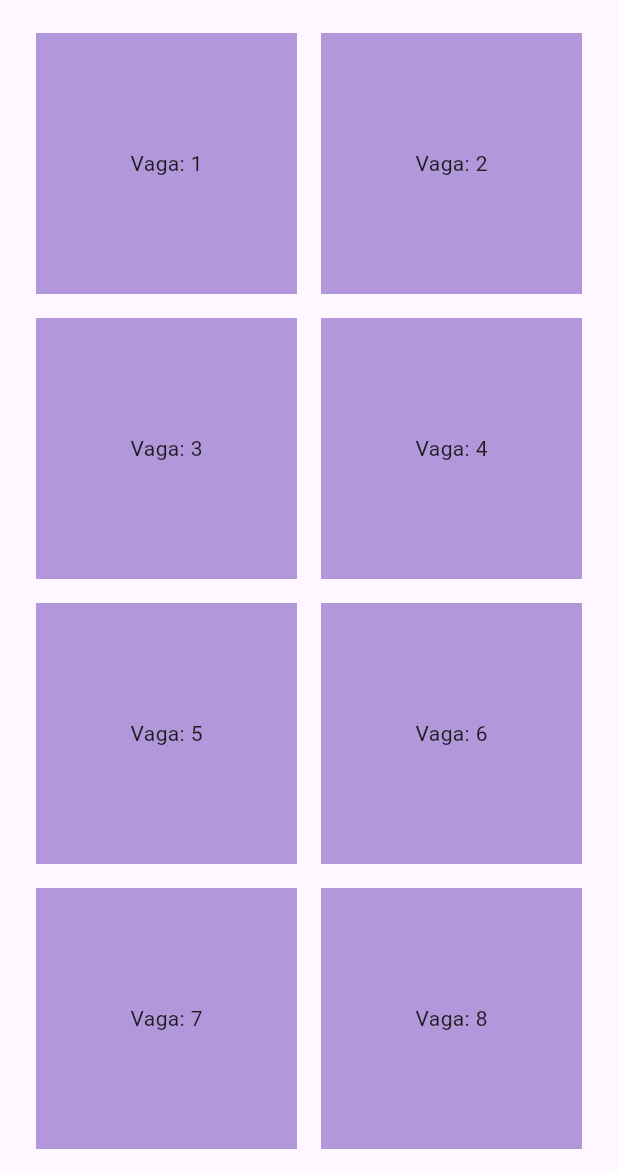
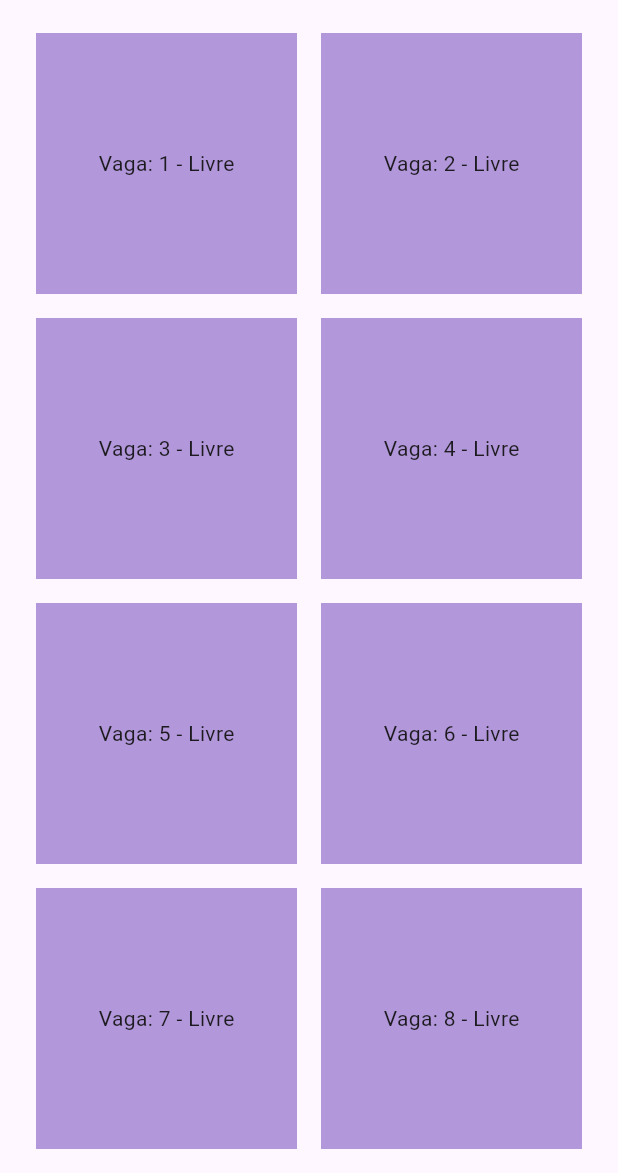
Before and after one commit to ericarodrigs/parking-manager, a Flutter app: the screen it shows after launch, on a phone screen of 412 x 824 dp, the part 63-1236 px from its top. Run offline on Flutter 3.47's test engine with Material 2 defaults, Android fonts, the phone set to English and light mode, and no system bars; our stand-ins replace bloc, dartz, date_time_picker, equatable, flutter_bloc, freezed_annotation and 3 more; accounts and stored records are empty.

Commit message:
feat: :sparkles: implement method getTrucks

```diff
--- a/lib/parking_manager/domain/usecases/get_trucks_usecase.dart
+++ b/lib/parking_manager/domain/usecases/get_trucks_usecase.dart
@@ -5,10 +5,10 @@ import 'package:parking_manager/parking_manager/domain/repositories/truck_reposi
 import 'package:parking_manager/shared/failure.dart';
 import 'package:parking_manager/shared/usecases.dart';
 
-class GetTrucks implements Usecases<List<TruckEntity>, NoParams> {
+class GetTrucksUseCase implements Usecases<List<TruckEntity>, NoParams> {
   final TruckRepository repository;
 
-  GetTrucks({
+  GetTrucksUseCase({
     required this.repository,
   });
 
--- /dev/null
+++ b/lib/parking_manager/presentation/get_trucks/bloc/get_trucks_bloc.dart
@@ -0,0 +1,32 @@
+import 'package:bloc/bloc.dart';
+import 'package:freezed_annotation/freezed_annotation.dart';
+import 'package:parking_manager/parking_manager/domain/entities/truck_entity.dart';
+import 'package:parking_manager/parking_manager/domain/usecases/get_trucks_usecase.dart';
+part 'get_trucks_event.dart';
+part 'get_trucks_state.dart';
+part 'get_trucks_bloc.freezed.dart';
+
+class GetTrucksBloc extends Bloc<GetTrucksEvent, GetTrucksState> {
+  final GetTrucksUseCase getTrucksUseCase;
+
+  GetTrucksBloc({
+    required this.getTrucksUseCase,
+  }) : super(const GetTrucksState.initial()) {
+    on<GetTrucksEvent>((event, emit) async {
+      if (event is GetAllTrucksEvent) {
+        emit(const GetTrucksState.loading());
+        final result = await getTrucksUseCase(
+          NoParams(),
+        );
+        result.fold(
+          (l) => emit(
+            const GetTrucksState.error(),
+          ),
+          (r) => emit(
+            GetTrucksState.loaded(r),
+          ),
+        );
+      }
+    });
+  }
+}
--- /dev/null
+++ b/lib/parking_manager/presentation/get_trucks/bloc/get_trucks_event.dart
@@ -0,0 +1,6 @@
+part of 'get_trucks_bloc.dart';
+
+@freezed
+class GetTrucksEvent with _$GetTrucksEvent {
+  const factory GetTrucksEvent.getTrucks() = GetAllTrucksEvent;
+}
--- /dev/null
+++ b/lib/parking_manager/presentation/get_trucks/bloc/get_trucks_state.dart
@@ -0,0 +1,9 @@
+part of 'get_trucks_bloc.dart';
+
+@freezed
+class GetTrucksState with _$GetTrucksState {
+  const factory GetTrucksState.initial() = _Initial;
+  const factory GetTrucksState.loading() = _Loading;
+  const factory GetTrucksState.loaded(List<TruckEntity> trucks) = _Loaded;
+  const factory GetTrucksState.error() = _Failed;
+}
--- /dev/null
+++ b/lib/parking_manager/presentation/get_trucks/get_trucks_page.dart
@@ -0,0 +1,76 @@
+import 'package:flutter/material.dart';
+import 'package:flutter_bloc/flutter_bloc.dart';
+import 'package:go_router/go_router.dart';
+import 'package:parking_manager/parking_manager/domain/entities/truck_entity.dart';
+import 'package:parking_manager/parking_manager/presentation/get_trucks/bloc/get_trucks_bloc.dart';
+import 'package:parking_manager/shared/routes.dart';
+
+class HomePage extends StatefulWidget {
+  const HomePage({super.key});
+
+  @override
+  State<HomePage> createState() => _HomePageState();
+}
+
+class _HomePageState extends State<HomePage> {
+  @override
+  Widget build(BuildContext context) {
+    late Widget finalView;
+    return Scaffold(
+      appBar: AppBar(
+        title: const Text('Parking Manager'),
+      ),
+      body:
+          BlocBuilder<GetTrucksBloc, GetTrucksState>(builder: (context, state) {
+        state.when(
+            initial: () => finalView = const GridViewTrucks(),
+            loading: () => finalView = const Center(
+                  child: CircularProgressIndicator(
+                    color: Colors.deepPurple,
+                  ),
+                ),
+            loaded: (trucks) => {finalView = GridViewTrucks(trucks: trucks)},
+            error: () => finalView = const Center(child: Text('error')));
+        return finalView;
+      }),
+    );
+  }
+}
+
+class GridViewTrucks extends StatelessWidget {
+  final List<TruckEntity>? trucks;
+  const GridViewTrucks({Key? key, this.trucks}) : super(key: key);
+
+  @override
+  Widget build(BuildContext context) {
+    return Padding(
+      padding: const EdgeInsets.symmetric(horizontal: 16),
+      child: Center(
+        child: GridView.builder(
+          gridDelegate: const SliverGridDelegateWithFixedCrossAxisCount(
+            crossAxisCount: 2,
+          ),
+          itemCount: 20,
+          itemBuilder: (context, index) {
+            return Padding(
+              padding: const EdgeInsets.all(8.0),
+              child: GestureDetector(
+                onTap: () => GoRouter.of(context).go(AppRouter.registerTruck),
+                child: Container(
+                  width: 20,
+                  height: 20,
+                  color: Colors.deepPurple.withOpacity(0.5),
+                  child: Center(
+                    child: (trucks != null)
+                        ? Text('Vaga: ${index + 1} - ${trucks?[index].plate}')
+                        : Text('Vaga: ${index + 1} - Livre'),
+                  ),
+                ),
+              ),
+            );
+          },
+        ),
+      ),
+    );
+  }
+}
--- a/lib/parking_manager/presentation/pages/home_page.dart
+++ /dev/null
@@ -1,41 +0,0 @@
-import 'package:flutter/material.dart';
-import 'package:go_router/go_router.dart';
-import 'package:parking_manager/shared/routes.dart';
-
-class HomePage extends StatelessWidget {
-  const HomePage({super.key});
-
-  @override
-  Widget build(BuildContext context) {
-    return Scaffold(
-      appBar: AppBar(
-        title: const Text('Parking Manager'),
-      ),
-      body: Padding(
-        padding: const EdgeInsets.symmetric(horizontal: 16),
-        child: Center(
-          child: GridView.builder(
-            gridDelegate: const SliverGridDelegateWithFixedCrossAxisCount(
-              crossAxisCount: 2,
-            ),
-            itemCount: 20,
-            itemBuilder: (context, index) {
-              return Padding(
-                padding: const EdgeInsets.all(8.0),
-                child: GestureDetector(
-                  onTap: () => GoRouter.of(context).go(AppRouter.registerTruck),
-                  child: Container(
-                    width: 20,
-                    height: 20,
-                    color: Colors.deepPurple.withOpacity(0.5),
-                    child: Center(child: Text('Vaga: ${index + 1}')),
-                  ),
-                ),
-              );
-            },
-          ),
-        ),
-      ),
-    );
-  }
-}
--- a/lib/shared/routes.dart
+++ b/lib/shared/routes.dart
@@ -1,9 +1,10 @@
 import 'package:flutter/material.dart';
 import 'package:flutter_bloc/flutter_bloc.dart';
 import 'package:go_router/go_router.dart';
-import 'package:parking_manager/parking_manager/presentation/pages/home_page.dart';
+import 'package:parking_manager/parking_manager/presentation/get_trucks/bloc/get_trucks_bloc.dart';
+import 'package:parking_manager/parking_manager/presentation/get_trucks/get_trucks_page.dart';
 import 'package:parking_manager/parking_manager/presentation/register_truck/bloc/register_truck_bloc.dart';
-import 'package:parking_manager/parking_manager/presentation/register_truck/register_page.dart';
+import 'package:parking_manager/parking_manager/presentation/register_truck/register_truck_page.dart';
 import 'package:parking_manager/shared/injector.dart';
 
 class AppRouter {
@@ -15,7 +16,10 @@ class AppRouter {
       GoRoute(
         path: root,
         pageBuilder: (context, state) => CustomTransitionPage(
-          child: const HomePage(),
+          child: BlocProvider(
+            create: (context) => injector<GetTrucksBloc>(),
+            child: const HomePage(),
+          ),
           transitionsBuilder: (context, animation, secondaryAnimation, child) =>
               FadeTransition(opacity: animation, child: child),
         ),
```
Also changed, not shown: lib/parking_manager/data/datasource/truck_local_data_source_sqflite.dart (+11 -6 lines), lib/parking_manager/presentation/register_truck/register_truck_page.dart (renamed from lib/parking_manager/presentation/register_truck/register_page.dart, +13 -8 lines), lib/shared/injector.dart (+4 -3 lines), lib/parking_manager/presentation/get_trucks/bloc/get_trucks_bloc.freezed.dart (added).
